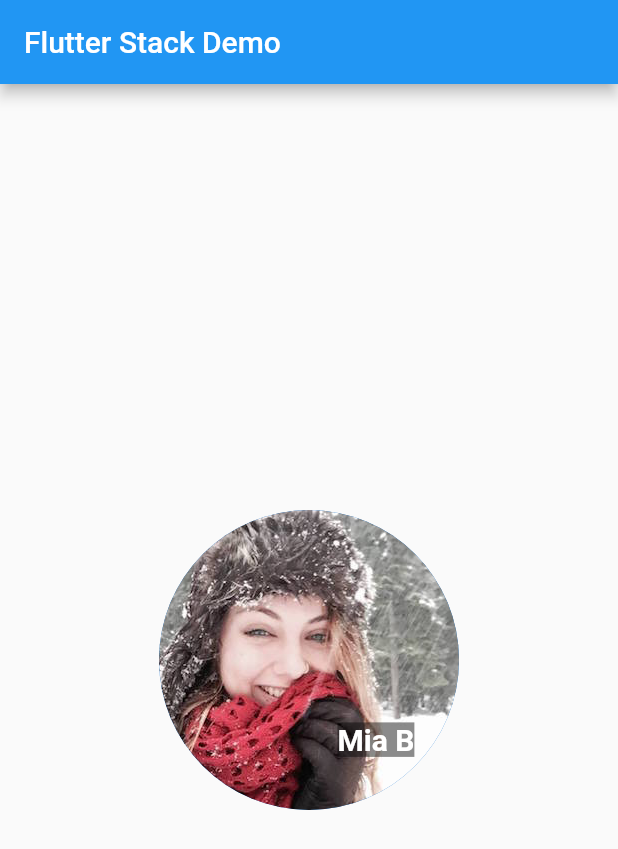
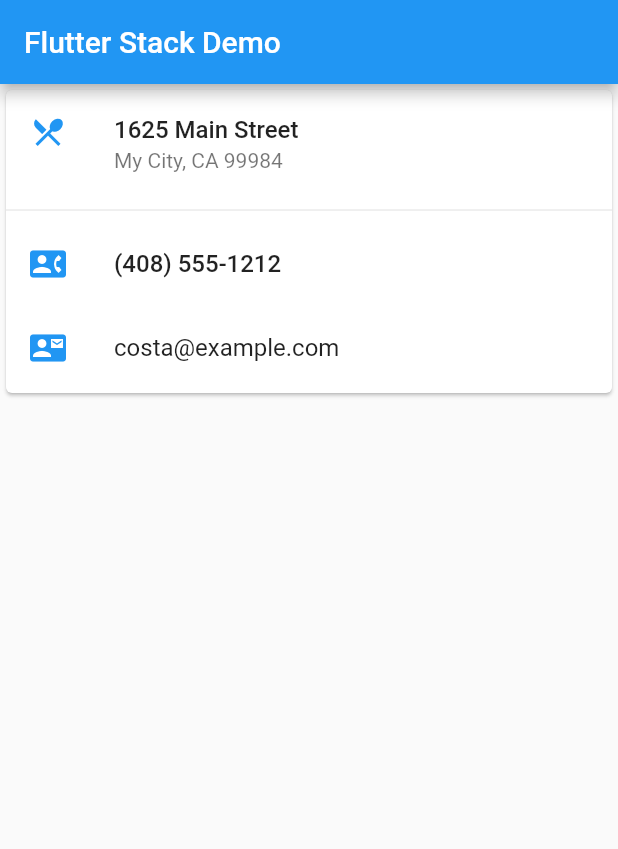
Before and after one commit to shamscorner/road_to_flutter_dev, a Flutter app: the screen it shows after launch, on a phone screen of 412 x 824 dp. Shown: the top 849 px of the screen. Run offline on Flutter 3.47's test engine with Material 2 defaults, Android fonts, the phone set to English and light mode, and no system bars.

Commit message:
Initial Commit

```diff
--- a/lib/main.dart
+++ b/lib/main.dart
@@ -29,28 +29,38 @@ class MyHomePage extends StatelessWidget {
         appBar: AppBar(
           title: Text(title),
         ),
-        body: Center(
-          child: Stack(
-            alignment: const Alignment(0.6, 0.6),
-            children: [
-              CircleAvatar(
-                backgroundImage: AssetImage('assets/images/pic.jpg'),
-                radius: 100,
-              ),
-              Container(
-                decoration: BoxDecoration(
-                  color: Colors.black45,
-                ),
-                child: Text(
-                  'Mia B',
-                  style: TextStyle(
-                    fontSize: 20,
-                    fontWeight: FontWeight.bold,
-                    color: Colors.white,
+        body: SizedBox(
+          height: 210.0,
+          child: Card(
+            child: Column(
+              children: [
+                ListTile(
+                  title: Text('1625 Main Street',
+                      style: TextStyle(fontWeight: FontWeight.w500)),
+                  subtitle: Text('My City, CA 99984'),
+                  leading: Icon(
+                    Icons.restaurant_menu,
+                    color: Colors.blue[500],
                   ),
                 ),
-              )
-            ],
+                Divider(),
+                ListTile(
+                  title: Text('(408) 555-1212',
+                      style: TextStyle(fontWeight: FontWeight.w500)),
+                  leading: Icon(
+                    Icons.contact_phone,
+                    color: Colors.blue[500],
+                  ),
+                ),
+                ListTile(
+                  title: Text('costa@example.com'),
+                  leading: Icon(
+                    Icons.contact_mail,
+                    color: Colors.blue[500],
+                  ),
+                ),
+              ],
+            ),
           ),
         ));
   }
```
